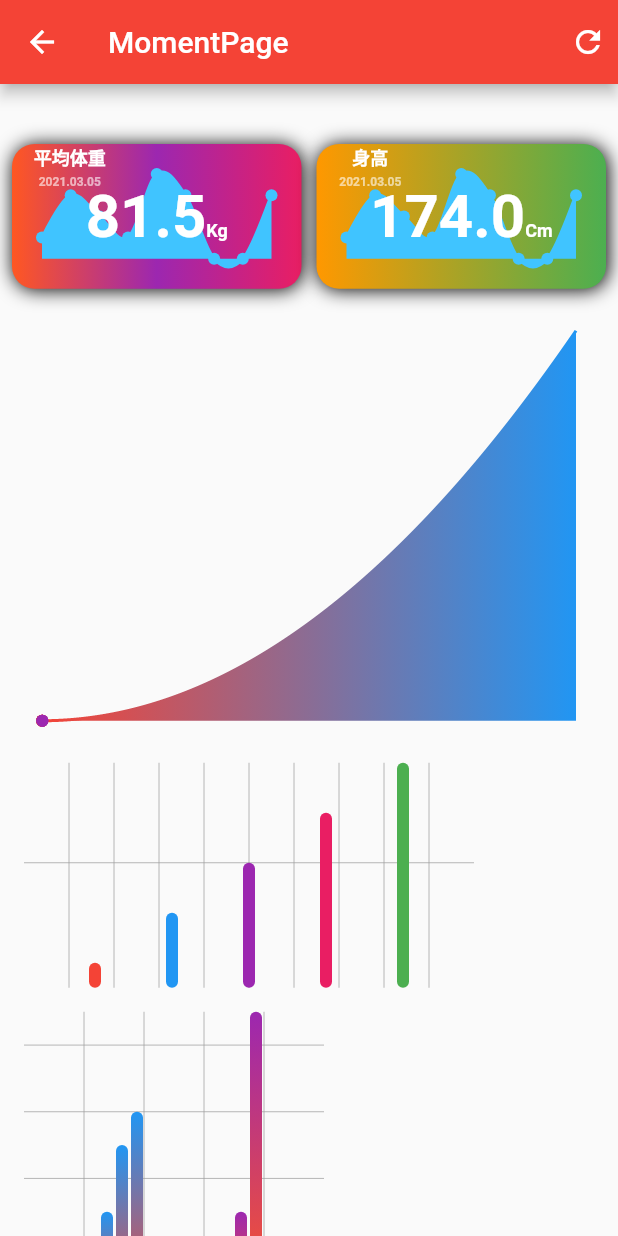
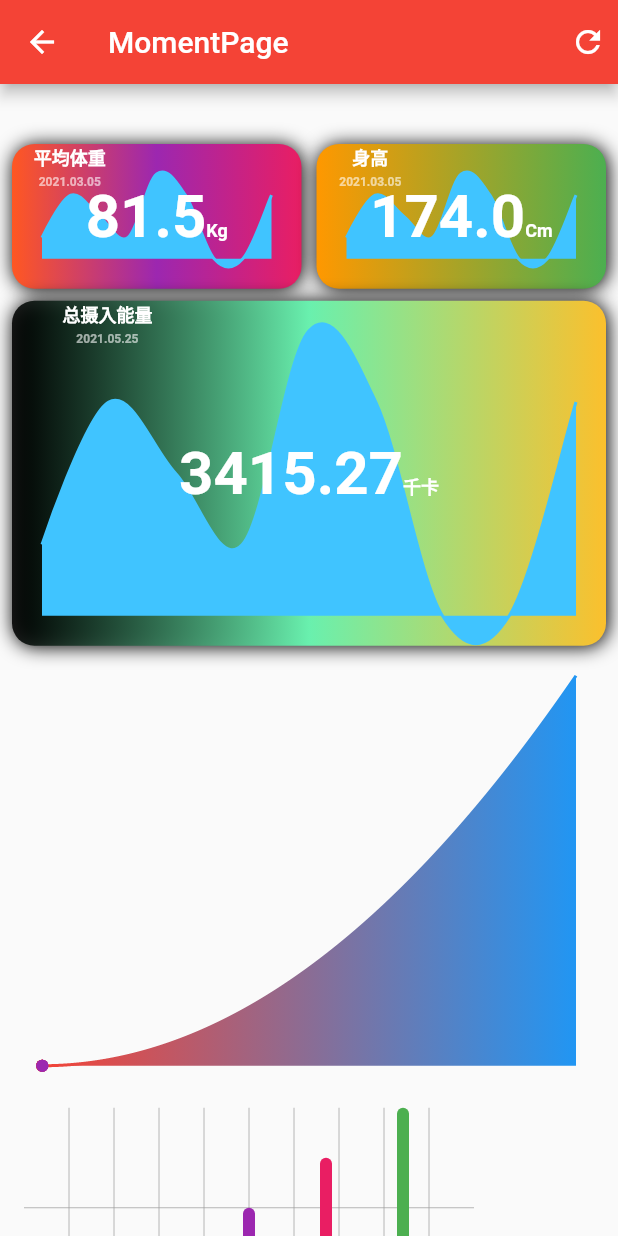
Before and after one commit to youht88/eflutter, a Flutter app: the MomentPage screen opened by its route, scrolled down 576 dp, on a phone screen of 412 x 824 dp. Run offline on Flutter 3.47's test engine with Material 2 defaults, Android fonts, the phone set to English and light mode, and no system bars; drawn by our look-alikes of fl_chart; our stand-ins replace flutter_svg, font_awesome_flutter, get, get_storage, qr_flutter, shimmer and 2 more; missing offline and left inert: barcode_scan2, crypton, flutter_echarts, steel_crypt; accounts and stored records are empty.

Commit message:
no dot for ReportWidget

```diff
--- a/lib/pages/moment/moment_screen.dart
+++ b/lib/pages/moment/moment_screen.dart
@@ -71,6 +71,21 @@ class MomentPage extends GetView<MomentController> {
                             unit: 'Cm'))),
               ]),
               SizedBox(height: 8),
+              Container(
+                width: 450,
+                height: 230,
+                child: ReportWidget(
+                    gradient: LinearGradient(colors: [
+                      Colors.black87,
+                      Colors.greenAccent,
+                      Colors.yellow.shade700
+                    ]),
+                    title: "总摄入能量",
+                    subTitle: "2021.05.25",
+                    type: '',
+                    value: 3415.27,
+                    unit: '千卡'),
+              ),
               Wrap(
                 spacing: 20,
                 children: [
@@ -450,7 +465,7 @@ class ReportWidget extends StatelessWidget {
                 thickness: 2,
                 curved: [true],
                 below: [true],
-                dot: [true],
+                //dot: [true],
                 data: [
                   //1, 4, 9, 16, 25, 36, 49, 64, 81],
                   [81.3, 81.5, 81.4, 81.3, 81.6, 81.5, 81.2, 81.2, 81.5]
```
Also changed, not shown: 1 other file.
